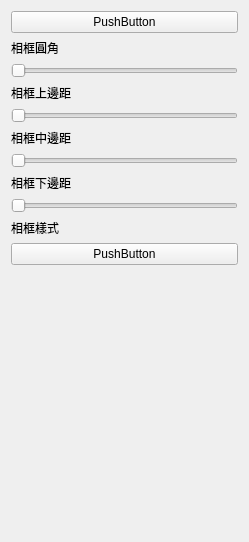
The window that ui/components/frame_tab.ui (HuangNO1/stellar-neo) describes before a commit, drawn with Qt 5.
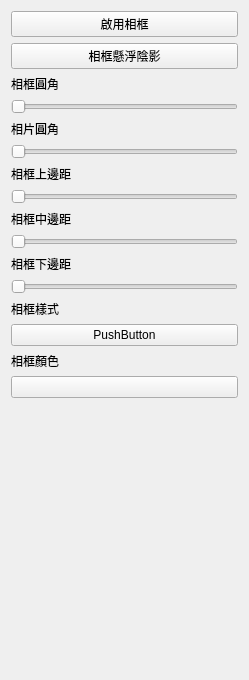
The same window after the commit. Custom widgets are drawn as their Qt base class.

Commit message: 新增自定義顏色選擇按鈕

```diff
--- a/ui/components/frame_tab.ui
+++ b/ui/components/frame_tab.ui
@@ -7,7 +7,7 @@
     <x>0</x>
     <y>0</y>
     <width>249</width>
-    <height>542</height>
+    <height>680</height>
    </rect>
   </property>
   <property name="windowTitle">
@@ -20,7 +20,14 @@
    <item>
     <widget class="SwitchButton" name="frame_enabled_checkbox">
      <property name="text">
-      <string>PushButton</string>
+      <string>啟用相框</string>
+     </property>
+    </widget>
+   </item>
+   <item>
+    <widget class="SwitchButton" name="pushButton">
+     <property name="text">
+      <string>相框懸浮陰影</string>
      </property>
     </widget>
    </item>
@@ -38,6 +45,20 @@
      </property>
     </widget>
    </item>
+   <item>
+    <widget class="BodyLabel" name="label_6">
+     <property name="text">
+      <string>相片圓角</string>
+     </property>
+    </widget>
+   </item>
+   <item>
+    <widget class="Slider" name="horizontalSlider">
+     <property name="orientation">
+      <enum>Qt::Orientation::Horizontal</enum>
+     </property>
+    </widget>
+   </item>
    <item>
     <widget class="BodyLabel" name="label_2">
      <property name="text">
@@ -94,6 +115,20 @@
      </property>
     </widget>
    </item>
+   <item>
+    <widget class="QLabel" name="label_7">
+     <property name="text">
+      <string>相框顏色</string>
+     </property>
+    </widget>
+   </item>
+   <item>
+    <widget class="ColorButton" name="kcolorbutton">
+     <property name="text">
+      <string/>
+     </property>
+    </widget>
+   </item>
    <item>
     <spacer name="verticalSpacer">
      <property name="orientation">
@@ -130,6 +165,11 @@
    <extends>QSlider</extends>
    <header>qfluentwidgets</header>
   </customwidget>
+  <customwidget>
+   <class>ColorButton</class>
+   <extends>QPushButton</extends>
+   <header>ui.customs.pick_color_button</header>
+  </customwidget>
  </customwidgets>
  <resources/>
  <connections/>
```
The commit also changes 7 other files.
